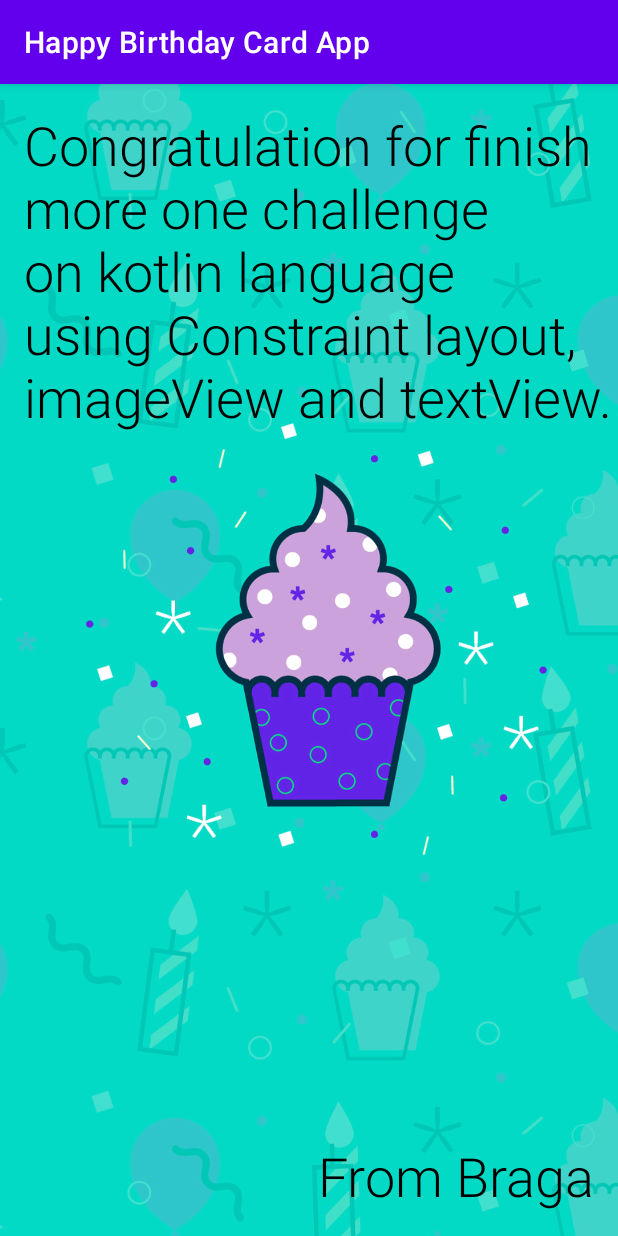
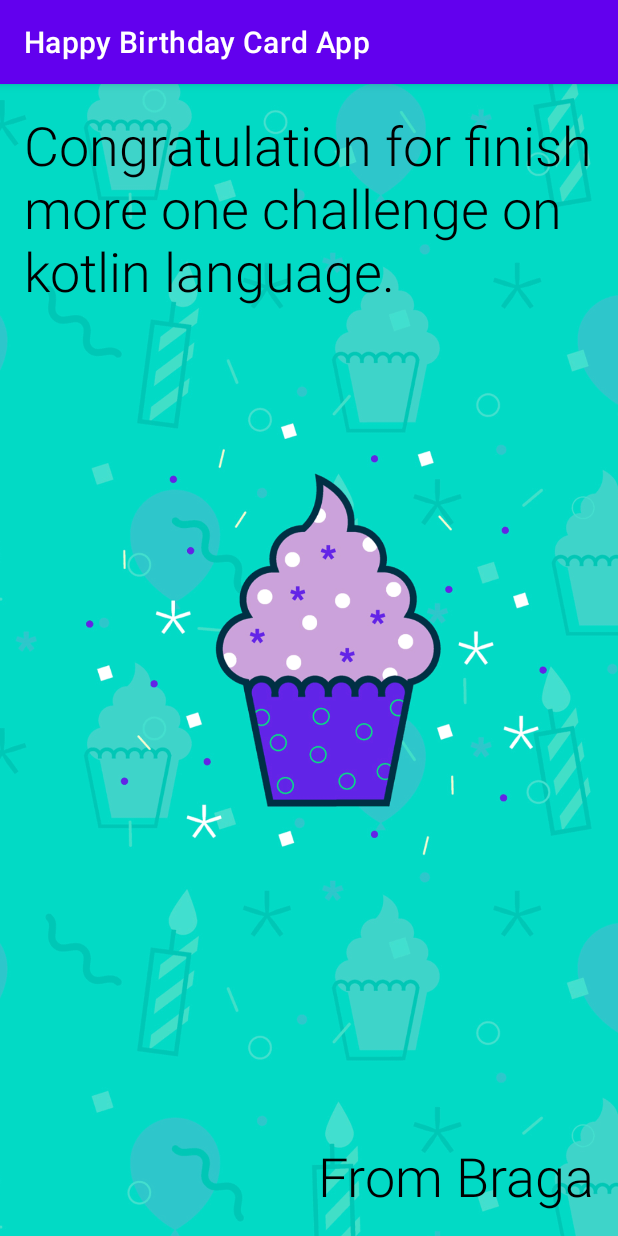
Before and after one commit to dijoncavalcante/birthday-card, an Android app: the screen it shows after launch (MainActivity), on a phone screen of 412 x 824 dp. Run offline under Robolectric (Android 15) with nearby library versions, the phone set to English and light mode, and no system bars.

Commit message:
Change text main

```diff
--- a/app/src/main/res/values/strings.xml
+++ b/app/src/main/res/values/strings.xml
@@ -1,7 +1,7 @@
 <resources>
     <string name="app_name">Happy Birthday Card App</string>
     <string name="happy_birthday_text">
-        Congratulation for finish more one challenge on kotlin language using Constraint layout, imageView and textView.
+        Congratulation for finish more one challenge on kotlin language.
     </string>
     <string name="from">From Braga</string>
     <string name="image_cake">Image cake main</string>
```
